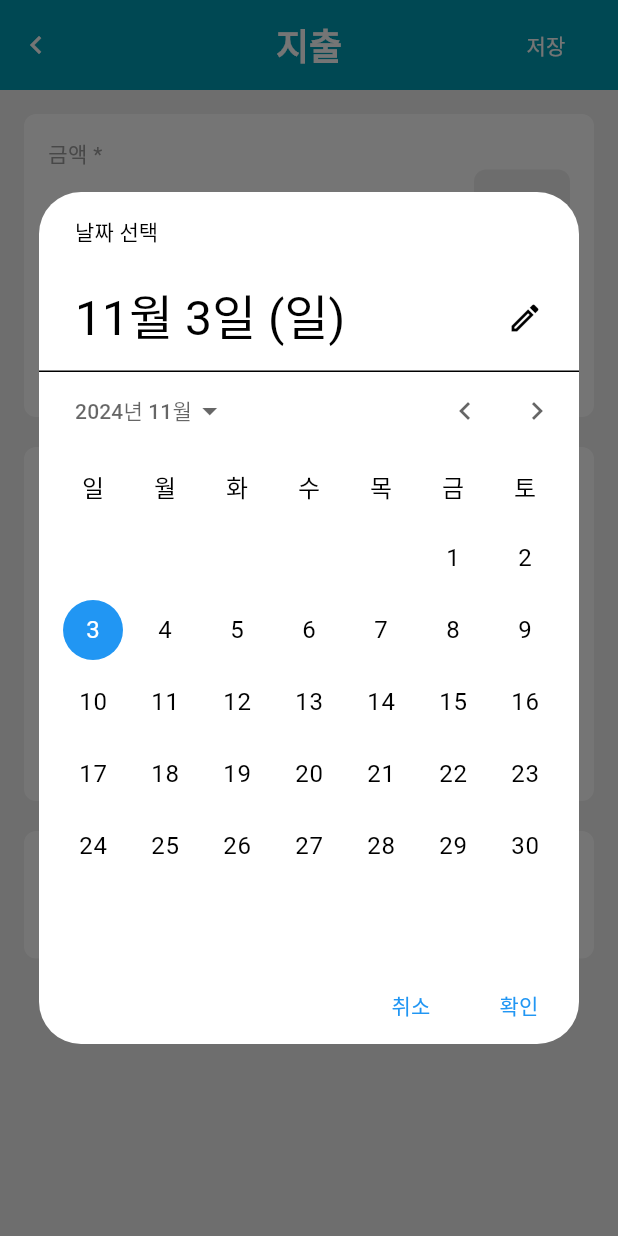
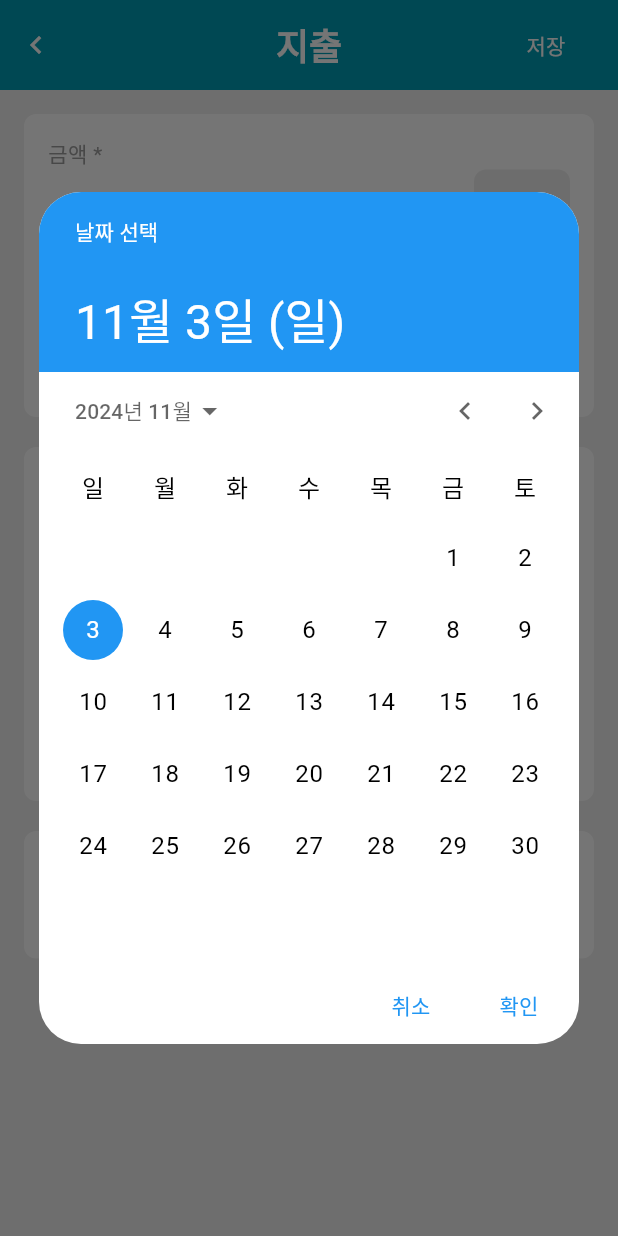
Before and after one commit to THePhanT00M/shcrm, a Flutter app: the ReceiptRegistrationScreen screen opened directly, after a tap on an icon or button, on a phone screen of 412 x 824 dp. Run offline on Flutter 3.47's test engine with Material 3 defaults, Android fonts, the phone set to English and light mode, and no system bars; our stand-ins replace connectivity_plus, device_info_plus, firebase_core, flutter_secure_storage, flutter_svg, font_awesome_flutter and 2 more; missing offline and left inert: dart_jsonwebtoken, image_gallery_saver_plus; accounts and stored records are empty; project files that could hold a hidden picture were left out.

```diff
--- a/lib/screens/receipt/receipt_registration_screen.dart
+++ b/lib/screens/receipt/receipt_registration_screen.dart
@@ -323,12 +323,30 @@ class _ReceiptRegistrationScreenState extends State<ReceiptRegistrationScreen> {
                               initialDate: _selectedDate,
                               firstDate: DateTime(2000),
                               lastDate: DateTime(2101),
+                              initialEntryMode:
+                                  DatePickerEntryMode.calendarOnly,
                               builder: (BuildContext context, Widget? child) {
                                 return Theme(
                                   data: Theme.of(context).copyWith(
+                                    inputDecorationTheme: InputDecorationTheme(
+                                      border: UnderlineInputBorder(
+                                        borderSide: BorderSide(
+                                          width: 0.5,
+                                          color: Colors.blue,
+                                        ),
+                                      ),
+                                    ),
                                     colorScheme: ColorScheme.light(
                                       onPrimary: Colors.white,
                                       primary: Colors.blue,
+                                      background: Colors.white,
+                                    ),
+                                    datePickerTheme: DatePickerThemeData(
+                                      headerBackgroundColor: Colors.blue,
+                                      backgroundColor: Colors.white,
+                                      headerForegroundColor: Colors.white,
+                                      surfaceTintColor: Colors.white,
+                                      dividerColor: Colors.blue,
                                     ),
                                   ),
                                   child: child!,
```
